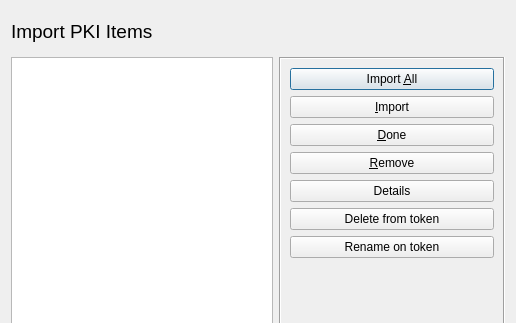
Above: ui/ImportMulti.ui from chris2511/xca before the change; both pictures show x 0 to 516 and y 0 to 323 of the 516 by 477 pixel window. Below: the same form after it.
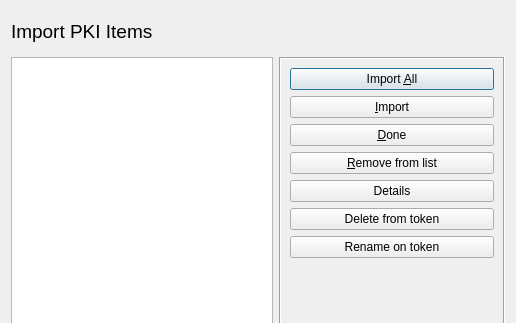
That is the form after the change.

Commit message: rename "Remove" to "Remove from list"

```diff
--- a/ui/ImportMulti.ui
+++ b/ui/ImportMulti.ui
@@ -112,7 +112,7 @@
         <item>
          <widget class="QPushButton" name="butRemove">
           <property name="text">
-           <string>&amp;Remove</string>
+           <string>&amp;Remove from list</string>
           </property>
          </widget>
         </item>
```
